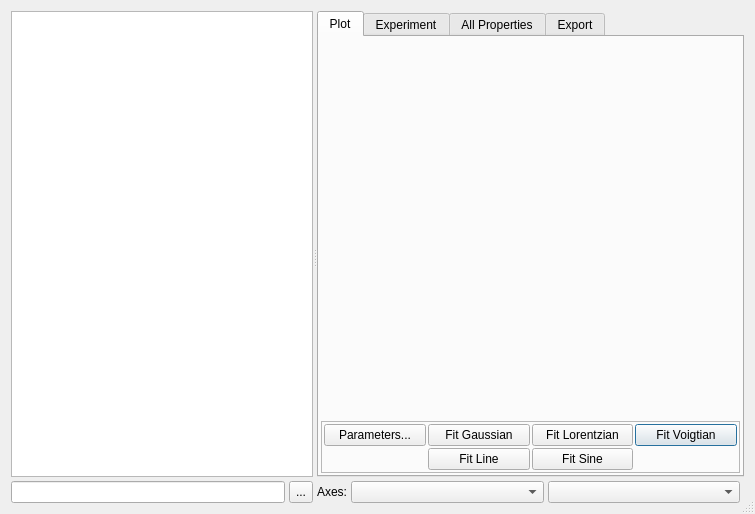
This is ui/scanviewer.ui in t-weber/takin as Qt 5 draws it before an edit. The edited form follows.
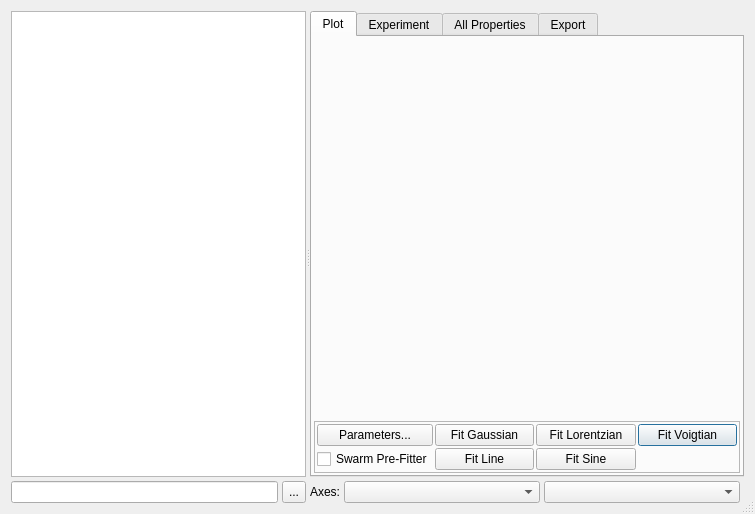
This is the edited form. Custom widgets are drawn as their Qt base class.

Commit message: added swarm as prefitter

```diff
--- a/ui/scanviewer.ui
+++ b/ui/scanviewer.ui
@@ -197,6 +197,13 @@
                 </property>
                </widget>
               </item>
+              <item row="1" column="0">
+               <widget class="QCheckBox" name="checkSwarm">
+                <property name="text">
+                 <string>Swarm Pre-Fitter</string>
+                </property>
+               </widget>
+              </item>
              </layout>
             </widget>
            </item>
```
Left out of the diff: 3 changed lines with no effect on the pictures. The commit also changes 7 other files.
